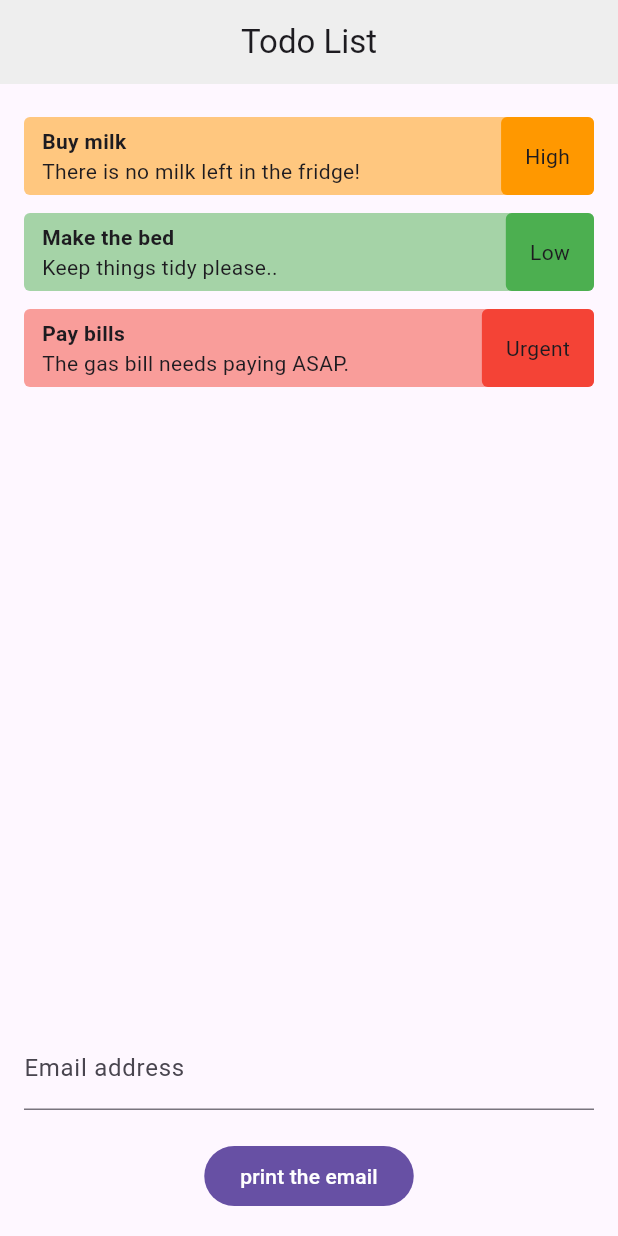
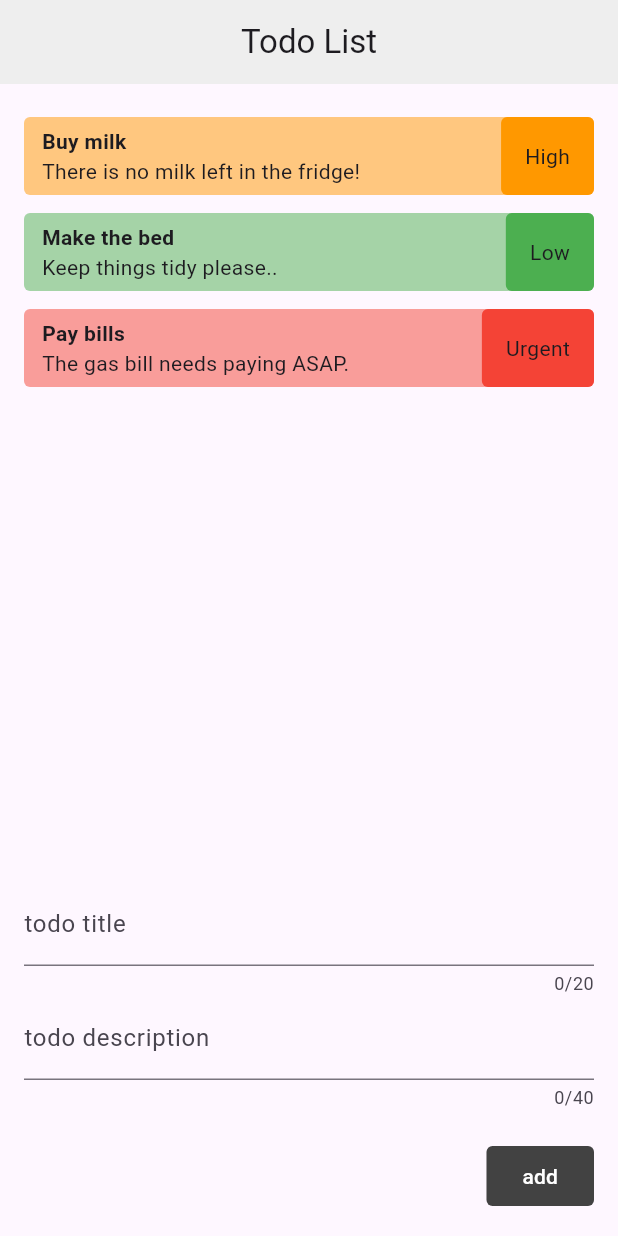
Before and after one commit to prime-infinity/flutter-todo, a Flutter app: the screen it shows after launch, on a phone screen of 412 x 824 dp. Run offline on Flutter 3.47's test engine with Material 3 defaults, Android fonts, the phone set to English and light mode, and no system bars.

```diff
--- a/lib/home.dart
+++ b/lib/home.dart
@@ -10,7 +10,7 @@ class Home extends StatefulWidget {
 }
 
 class _HomeState extends State<Home> {
-  final TextEditingController _emailController = TextEditingController();
+  final _formGlobalKey = GlobalKey<FormState>();
 
   final List<Todo> todos = [
     const Todo(
@@ -42,20 +42,56 @@ class _HomeState extends State<Home> {
             Expanded(child: TodoList(todos: todos)),
 
             // form stuff below here
-            TextField(
-              controller: _emailController,
-              keyboardType: TextInputType.emailAddress,
-              decoration: const InputDecoration(label: Text("Email address")),
+            Form(
+                key: _formGlobalKey,
+                child: Column(
+                  crossAxisAlignment: CrossAxisAlignment.end,
+                  children: [
+                    //todo tittle
+                    TextFormField(
+                      maxLength: 20,
+                      decoration:
+                          const InputDecoration(label: Text("todo title")),
+                      validator: (value) {
+                        if (value == null || value.isEmpty) {
+                          return "you must enter a value for title.";
+                        }
+                        return null;
+                      },
                     ),
 
+                    //todo description
+                    TextFormField(
+                      maxLength: 40,
+                      decoration: const InputDecoration(
+                          label: Text("todo description")),
+                      validator: (value) {
+                        if (value == null ||
+                            value.isEmpty ||
+                            value.length < 5) {
+                          return "enter a description at least 5 chars long.";
+                        }
+                        return null;
+                      },
+                    ),
+
+                    //priority
+
+                    //submit button
                     const SizedBox(
                       height: 20,
                     ),
                     FilledButton(
                         onPressed: () {
-                  print(_emailController.text.trim());
+                          _formGlobalKey.currentState!.validate();
                         },
-                child: const Text("print the email"))
+                        style: FilledButton.styleFrom(
+                            backgroundColor: Colors.grey[800],
+                            shape: RoundedRectangleBorder(
+                                borderRadius: BorderRadius.circular(4))),
+                        child: const Text("add"))
+                  ],
+                ))
           ],
         ),
       ),
```
Lines whose indentation alone changed are shown as unchanged.
